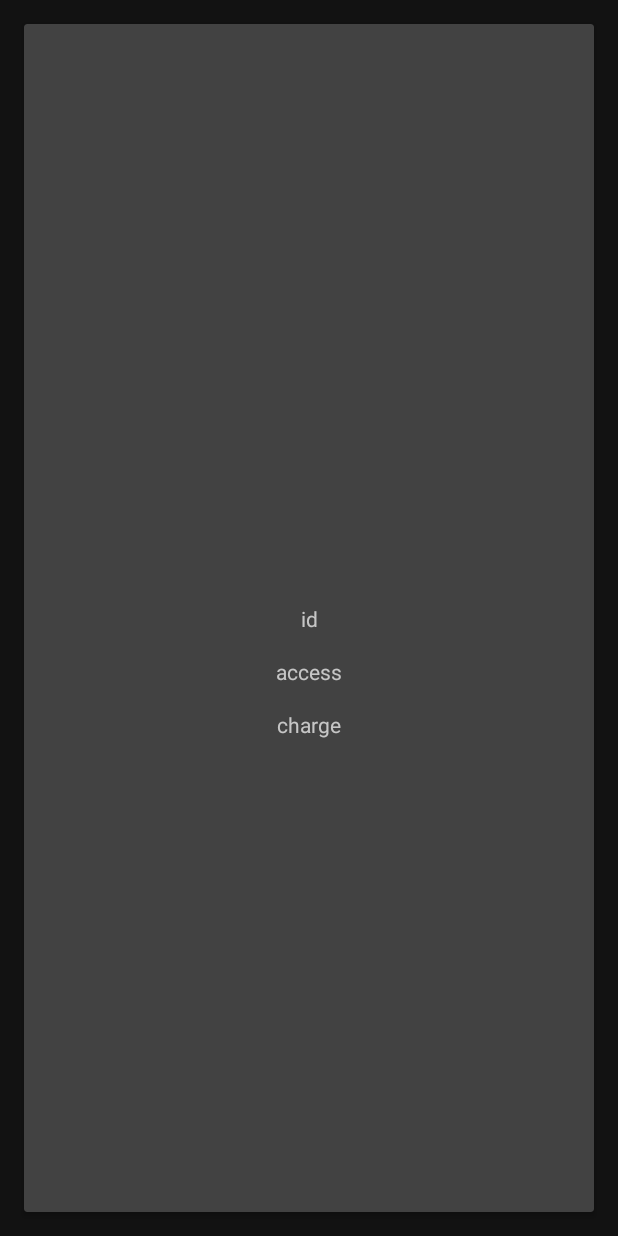
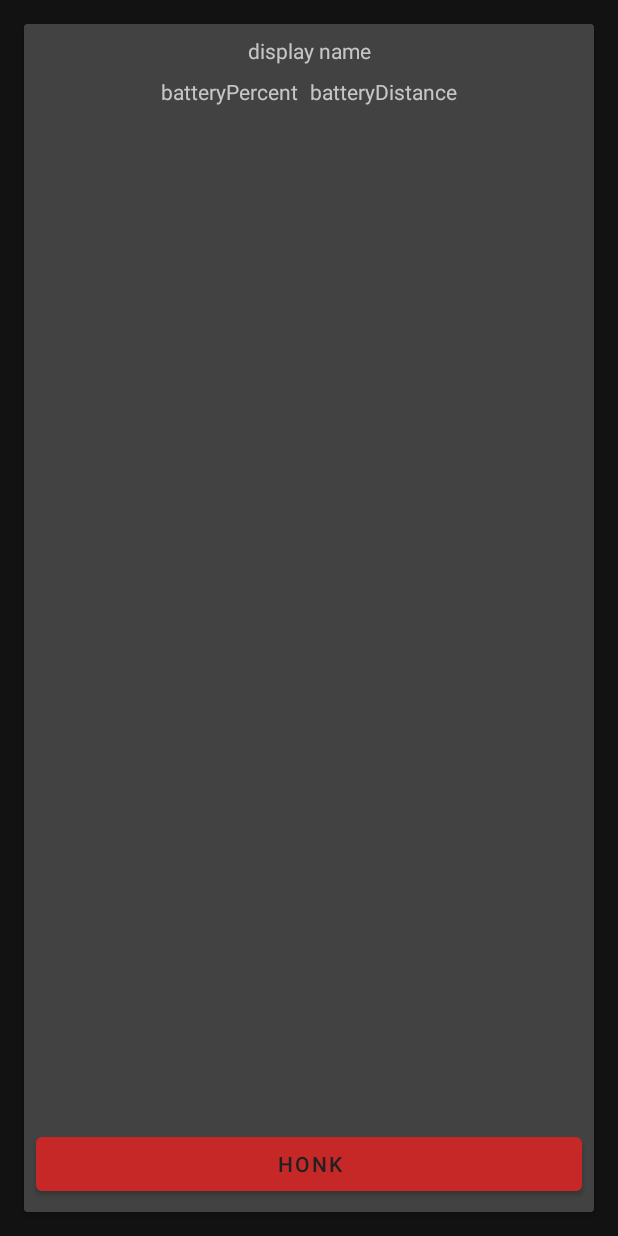
Before and after one commit to jeffreyliu8/teslaApi, an Android app: the layout detail_list_item_type_title.xml on its own in the app's theme, with its tools: preview values and no code run, on a phone screen of 412 x 824 dp. Run offline under Robolectric (Android 15) with nearby library versions, the phone set to English and light mode, and no system bars.

Commit message:
layout update, gradle update

```diff
--- a/app/build.gradle
+++ b/app/build.gradle
@@ -42,4 +42,6 @@ dependencies {
 
     implementation 'com.pixplicity.easyprefs:library:1.9.0'
     implementation "org.jetbrains.kotlin:kotlin-stdlib-jdk7:$kotlin_version"
+
+    implementation 'com.squareup.picasso:picasso:2.71828'
 }
--- a/app/src/main/res/layout/detail_list_item_type_title.xml
+++ b/app/src/main/res/layout/detail_list_item_type_title.xml
@@ -19,34 +19,70 @@
             android:layout_height="match_parent">
 
             <TextView
-                android:id="@+id/id"
+                android:id="@+id/displayName"
                 android:layout_width="wrap_content"
                 android:layout_height="wrap_content"
-                android:text="id"
-                app:layout_constraintBottom_toBottomOf="parent"
+                android:layout_marginTop="8dp"
+                android:text="display name"
                 app:layout_constraintEnd_toEndOf="parent"
                 app:layout_constraintStart_toStartOf="parent"
                 app:layout_constraintTop_toTopOf="parent" />
 
             <TextView
-                android:id="@+id/access"
+                android:id="@+id/batteryPercent"
                 android:layout_width="wrap_content"
                 android:layout_height="wrap_content"
-                android:layout_marginTop="16dp"
-                android:text="access"
+                android:layout_marginStart="8dp"
+                android:layout_marginLeft="8dp"
+                android:layout_marginTop="8dp"
+                android:layout_marginEnd="8dp"
+                android:layout_marginRight="8dp"
+                android:text="batteryPercent"
+                app:layout_constraintEnd_toStartOf="@+id/batteryDistance"
+
+                app:layout_constraintHorizontal_bias="0.5"
+                app:layout_constraintHorizontal_chainStyle="packed"
+                app:layout_constraintStart_toStartOf="parent"
+                app:layout_constraintTop_toBottomOf="@+id/displayName" />
+
+            <TextView
+                android:id="@+id/batteryDistance"
+                android:layout_width="wrap_content"
+                android:layout_height="wrap_content"
+                android:layout_marginTop="8dp"
+                android:layout_marginEnd="8dp"
+                android:layout_marginRight="8dp"
+                android:text="batteryDistance"
+                app:layout_constraintEnd_toEndOf="parent"
+                app:layout_constraintHorizontal_bias="0.5"
+                app:layout_constraintStart_toEndOf="@+id/batteryPercent"
+                app:layout_constraintTop_toBottomOf="@+id/displayName" />
+
+            <ImageView
+                android:id="@+id/options"
+                android:layout_width="0dp"
+                android:layout_height="0dp"
+                android:layout_marginTop="8dp"
+                android:layout_marginBottom="8dp"
+                app:layout_constraintBottom_toTopOf="@+id/honkButton"
                 app:layout_constraintEnd_toEndOf="parent"
                 app:layout_constraintStart_toStartOf="parent"
-                app:layout_constraintTop_toBottomOf="@+id/id" />
+                app:layout_constraintTop_toBottomOf="@+id/batteryPercent" />
 
-            <TextView
-                android:id="@+id/charge"
-                android:layout_width="wrap_content"
+            <com.google.android.material.button.MaterialButton
+                android:id="@+id/honkButton"
+                android:layout_width="match_parent"
                 android:layout_height="wrap_content"
-                android:layout_marginTop="16dp"
-                android:text="charge"
+                android:layout_marginStart="8dp"
+                android:layout_marginLeft="8dp"
+                android:layout_marginEnd="8dp"
+                android:layout_marginRight="8dp"
+                android:layout_marginBottom="8dp"
+                android:text="honk"
+                android:textColor="@color/colorPrimaryDark"
+                app:layout_constraintBottom_toBottomOf="parent"
                 app:layout_constraintEnd_toEndOf="parent"
-                app:layout_constraintStart_toStartOf="parent"
-                app:layout_constraintTop_toBottomOf="@+id/access" />
+                app:layout_constraintStart_toStartOf="parent" />
 
         </androidx.constraintlayout.widget.ConstraintLayout>
 
--- a/build.gradle
+++ b/build.gradle
@@ -9,7 +9,7 @@ buildscript {
         jcenter()
     }
     dependencies {
-        classpath 'com.android.tools.build:gradle:3.2.0-alpha16'
+        classpath 'com.android.tools.build:gradle:3.2.0-alpha17'
 
 
         // NOTE: Do not place your application dependencies here; they belong
```
Also changed, not shown: app/src/main/java/com/askjeffreyliu/teslaapi/adapter/MainScreenRecyclerAdapter.java (+17 -10 lines).
